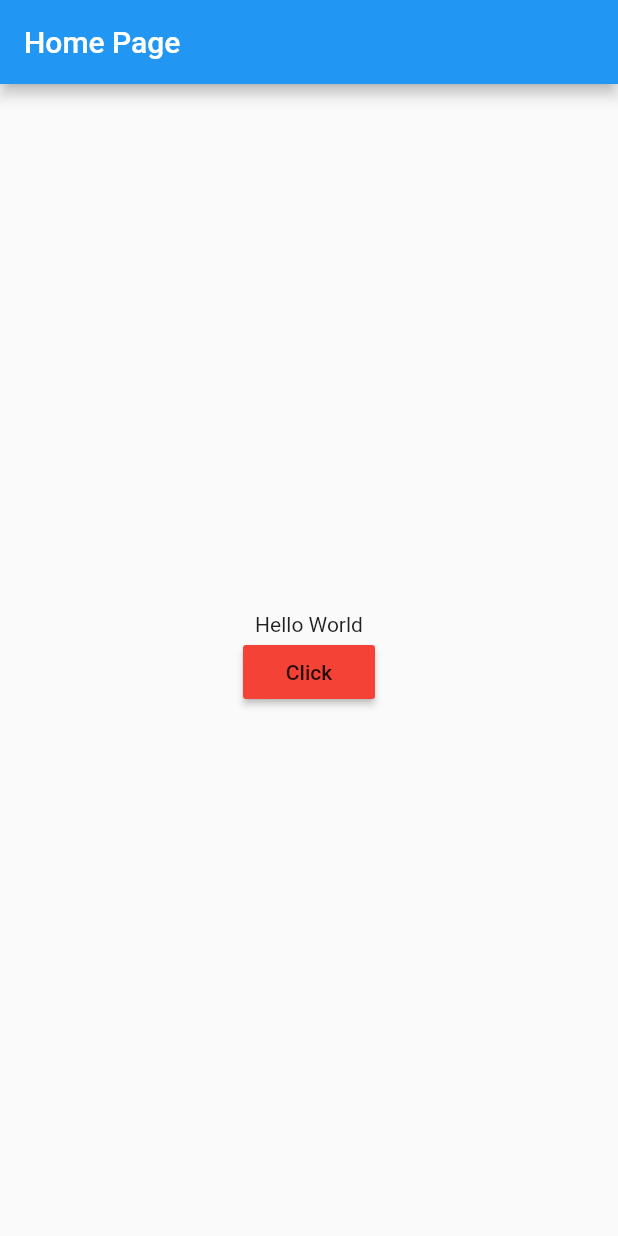
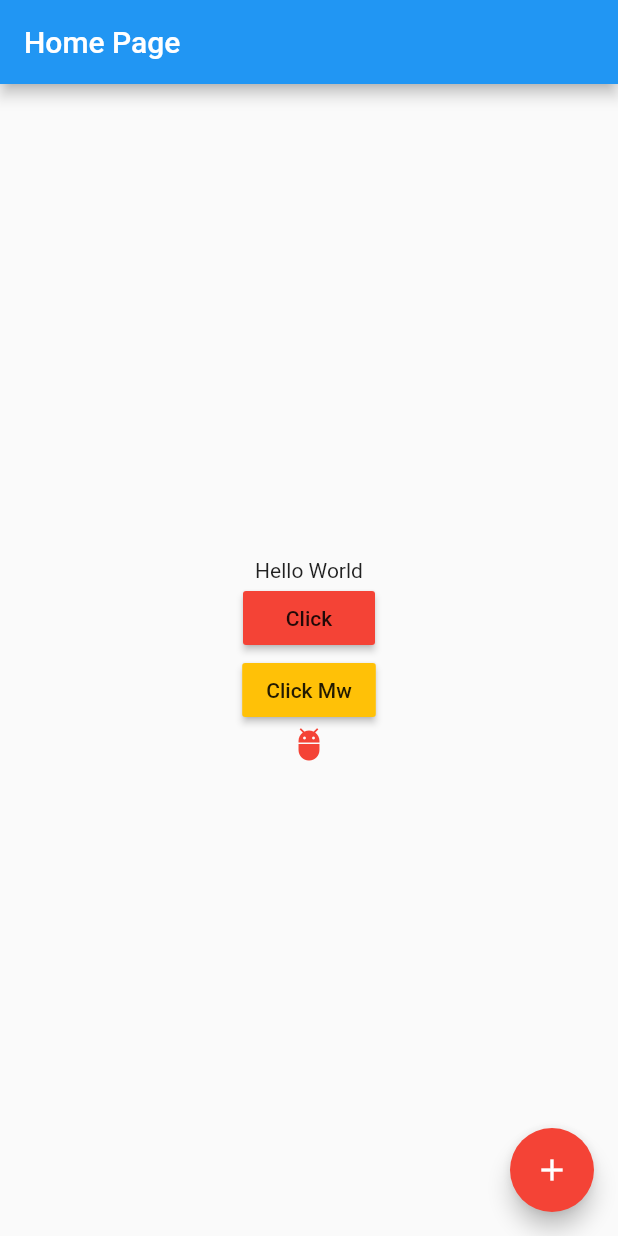
Before and after one commit to thedebid/FlutterTestApp, a Flutter app: the screen it shows after launch, on a phone screen of 412 x 824 dp. Run offline on Flutter 3.47's test engine with Material 2 defaults, Android fonts, the phone set to English and light mode, and no system bars.

Commit message:
initial commit

```diff
--- a/lib/main.dart
+++ b/lib/main.dart
@@ -8,9 +8,13 @@ class MyApp extends StatelessWidget {
   @override
   Widget build(BuildContext context) {
     return new MaterialApp(
-      title: "Ay App",
-      home: new HomePage(),
-    );
+        title: "Ay App",
+        home: new HomePage(),
+        theme: new ThemeData(
+          accentColor: Colors.red,
+          brightness: Brightness.light,
+          primarySwatch: Colors.blue,
+        ));
   }
 }
 
@@ -32,6 +36,12 @@ class _HomePageState extends State<HomePage> {
     });
   }
 
+  void _clickMe() {
+    setState(() {
+      myText = "Click Me button clicked";
+    });
+  }
+
   Widget _bodyWidget() {
     return new Container(
         padding: const EdgeInsets.all(8.0),
@@ -44,7 +54,16 @@ class _HomePageState extends State<HomePage> {
                 child: new Text("Click"),
                 color: Colors.red,
                 onPressed: _changeText,
-              )
+              ),
+              new RaisedButton(
+                child: new Text("Click Mw"),
+                color: Colors.amber,
+                onPressed: _clickMe,
+              ),
+              new Icon(
+                Icons.adb,
+                color: Colors.red[500],
+              ),
             ],
           ),
         ));
@@ -53,9 +72,18 @@ class _HomePageState extends State<HomePage> {
   @override
   Widget build(BuildContext context) {
     return new Scaffold(
-        appBar: new AppBar(
-          title: new Text("Home Page"),
+      appBar: new AppBar(
+        title: new Text("Home Page"),
+      ),
+      body: _bodyWidget(),
+      floatingActionButton: new FloatingActionButton(
+        child: new Icon(
+          Icons.add,
+          color: Colors.white,
         ),
-        body: _bodyWidget());
+        backgroundColor: Colors.red,
+        onPressed: _changeText,
+      ),
+    );
   }
 }
```
